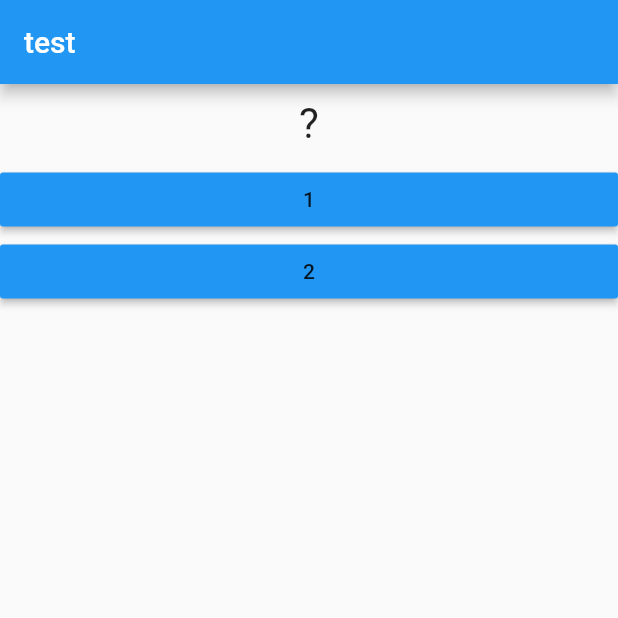
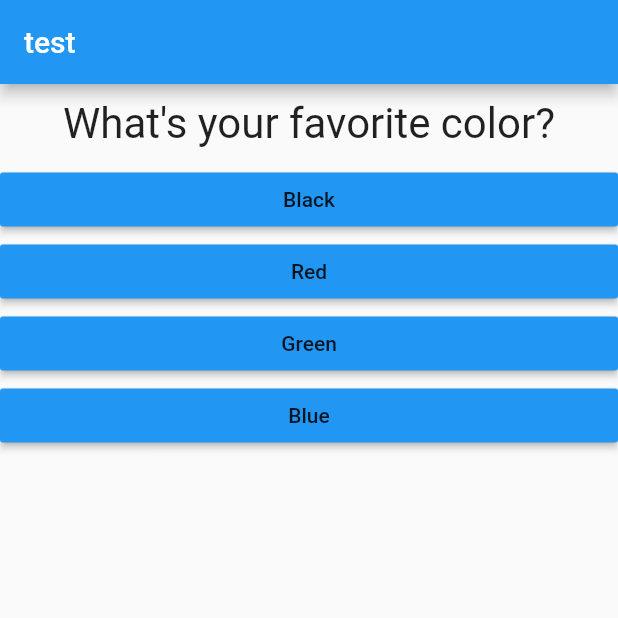
Before and after one commit to pri-branbilla/quiz, a Flutter app: the screen it shows after launch, on a phone screen of 412 x 824 dp, the top half of it. Run offline on Flutter 3.47's test engine with Material 2 defaults, Android fonts, the phone set to English and light mode, and no system bars.

```diff
--- a/lib/main.dart
+++ b/lib/main.dart
@@ -13,26 +13,27 @@ class MyApp extends StatefulWidget {
 
 class _MyAppState extends State<MyApp> {
   var _questionIndex = 0;
+  var _totalScore = 0;
+
   final questions = const [
     {
-      'questionText': '?',
-      'answers': ['1', '2']
+      'questionText': 'What\'s your favorite color?',
+      'answers': [{'text': 'Black', 'score': 10}, {'text': 'Red', 'score': 5}, {'text': 'Green', 'score': 8}, {'text': 'Blue', 'score': 15}]
     },
     {
-      'questionText': '??',
-      'answers': ['3', '4']
+      'questionText': 'What\'s your favorite animal?',
+      'answers': [{'text': 'Rabbit', 'score': 10}, {'text': 'Snake', 'score': 15}, {'text': 'Elephant', 'score': 8}, {'text': 'Lion', 'score': 12}]
     },
     {
-      'questionText': '???',
-      'answers': ['5', '6']
-    },
-    {
-      'questionText': '????',
-      'answers': ['7', '8']
+      'questionText': 'What\'s your favorite season?',
+      'answers': [{'text': 'Summer', 'score': 10}, {'text': 'Outumn', 'score': 10}, {'text': 'Winter', 'score': 10}, {'text': 'Spring', 'score': 10}]
     },
   ];
 
-  void _answerQuestion() {
+  void _answerQuestion(int score) {
+
+    _totalScore += score;
+
     if (_questionIndex < questions.length) {
       setState(() {
         _questionIndex = _questionIndex + 1;
@@ -54,7 +55,7 @@ class _MyAppState extends State<MyApp> {
             questions: questions,
             questionIndex: _questionIndex,
             answerQuestion: _answerQuestion)
-          : Result('finished'),
+          : Result(_totalScore),
     ));
   }
 }
--- a/lib/quiz.dart
+++ b/lib/quiz.dart
@@ -14,13 +14,12 @@ class Quiz extends StatelessWidget {
 
   @override
   Widget build(BuildContext context) {
-    // return Text(this.questionText);
     return Column(
       children: [
         Question(questions[questionIndex]['questionText']),
-        ...(questions[questionIndex]['answers'] as List<String>)
+        ...(questions[questionIndex]['answers'] as List<Map<String, Object>>)
             .map((answer) {
-          return Answer(answer, answerQuestion);
+          return Answer(answer['text'], () => answerQuestion(answer['score']));
         }).toList(),
       ],
     );
```
Also changed, not shown: lib/result.dart (+9 -3 lines).
